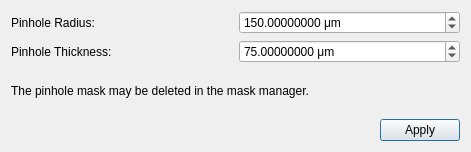
This is hexrdgui/resources/ui/pinhole_mask_dialog.ui in HEXRD/hexrdgui as Qt 5 draws it before an edit. The edited form follows.
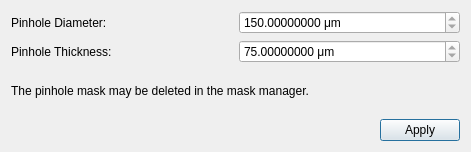
This is the edited form. Custom widgets are drawn as their Qt base class.

Commit message: Use pinhole package values in pinhole panel buffer

Diff of the .ui file:
```diff
--- a/hexrdgui/resources/ui/pinhole_mask_dialog.ui
+++ b/hexrdgui/resources/ui/pinhole_mask_dialog.ui
@@ -26,7 +26,7 @@
    <item row="0" column="0">
     <widget class="QLabel" name="pinhole_radius_label">
      <property name="text">
-      <string>Pinhole Radius:</string>
+      <string>Pinhole Diameter:</string>
      </property>
     </widget>
    </item>
@@ -47,6 +47,9 @@
      <property name="value">
       <double>150.000000000000000</double>
      </property>
+     <property name="readOnly">
+      <bool>true</bool>
+     </property>
     </widget>
    </item>
    <item row="1" column="0">
@@ -73,6 +76,9 @@
      <property name="value">
       <double>75.000000000000000</double>
      </property>
+     <property name="readOnly">
+      <bool>true</bool>
+     </property>
     </widget>
    </item>
    <item row="3" column="0" colspan="2">
```
Left out of the diff: 6 changed lines with no effect on the pictures. The commit also changes 4 other files.
